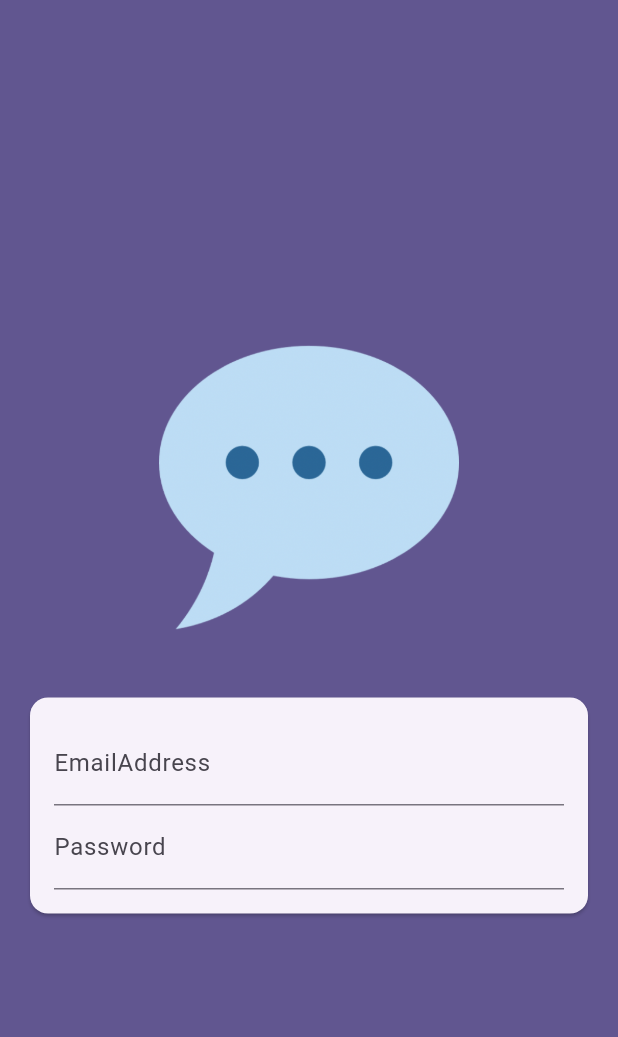
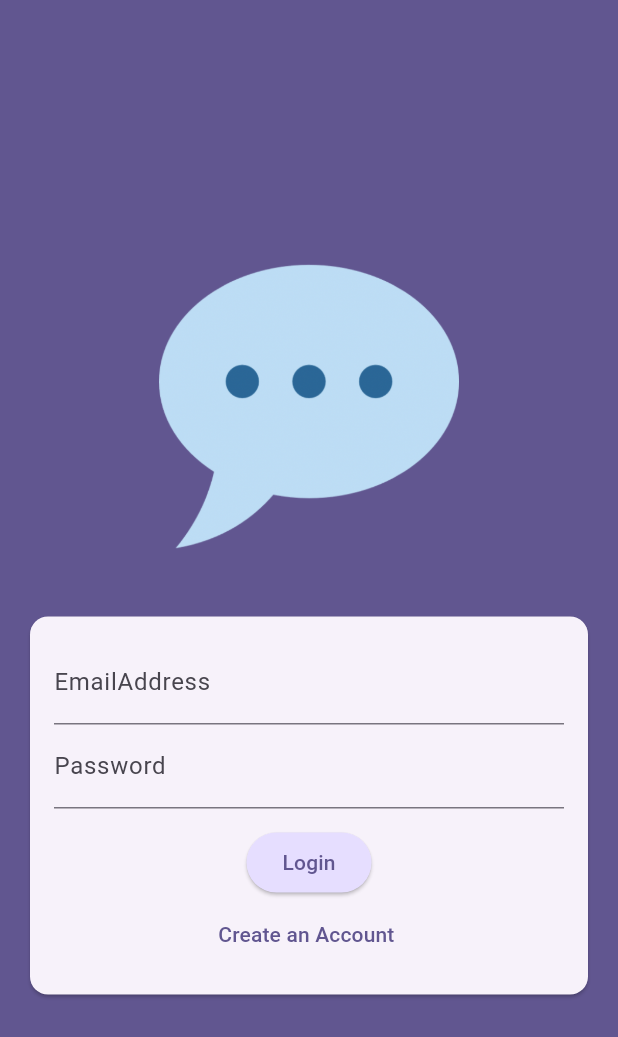
Before and after one commit to karkau123/CHAT_APP, a Flutter app: the screen it shows after launch, on a phone screen of 412 x 824 dp. Shown: the top 1037 px of the screen. Run offline on Flutter 3.47's test engine with Material 3 defaults, Android fonts, the phone set to English and light mode, and no system bars.

Commit message:
buttons added for form validtion

```diff
--- a/lib/main.dart
+++ b/lib/main.dart
@@ -11,6 +11,7 @@ class App extends StatelessWidget {
   @override
   Widget build(BuildContext context) {
     return MaterialApp(
+      debugShowCheckedModeBanner: false,
       title: 'FlutterChat',
       theme: ThemeData().copyWith(
         useMaterial3: true,
--- a/lib/screens/auth.dart
+++ b/lib/screens/auth.dart
@@ -1,4 +1,3 @@
-
 import 'package:flutter/material.dart';
 
 class AuthScreen extends StatefulWidget {
@@ -9,29 +8,29 @@ class AuthScreen extends StatefulWidget {
 }
 
 class _AuthScreenState extends State<AuthScreen> {
+  var _isLogin = true;
+
   @override
   Widget build(BuildContext context) {
     return Scaffold(
       backgroundColor: Theme.of(context).colorScheme.primary,
-       body:   Center(
+      body: Center(
           child: SingleChildScrollView(
         child: Column(
           mainAxisAlignment: MainAxisAlignment.center,
           children: [
             Container(
-                    margin:const  EdgeInsets.only(
+              margin: const EdgeInsets.only(
                 top: 30,
                 bottom: 20,
                 left: 20,
                 right: 20,
-                    ) ,
+              ),
               width: 200,
-                    child:  Image.asset('assets/images/chat.png'),
-
+              child: Image.asset('assets/images/chat.png'),
             ),
             Card(
-
-                        margin: const  EdgeInsets.all(20),
+              margin: const EdgeInsets.all(20),
               child: SingleChildScrollView(
                 child: Padding(
                   padding: EdgeInsets.all(16),
@@ -40,32 +39,51 @@ class _AuthScreenState extends State<AuthScreen> {
                       mainAxisSize: MainAxisSize.min,
                       children: [
                         TextFormField(
-                                      decoration:const  InputDecoration(
+                          decoration: const InputDecoration(
                             labelText: 'EmailAddress',
                           ),
-                                      keyboardType:TextInputType.emailAddress ,
+                          keyboardType: TextInputType.emailAddress,
                           autocorrect: false,
                           textCapitalization: TextCapitalization.none,
                         ),
                         TextFormField(
-                                      decoration:const  InputDecoration(
+                          decoration: const InputDecoration(
                             labelText: 'Password',
                           ),
                           obscureText: true,
+                        ),
+                        const SizedBox(
+                          height: 12,
+                        ),
+                        ElevatedButton(
+                          style: ElevatedButton.styleFrom(
+                            backgroundColor:  Theme.of(context).colorScheme.primaryContainer,
+                          ),
+                            onPressed: () {
+                              setState(() {
+                                _isLogin = !_isLogin;
+                              });
+                            },
+                            child: Text(_isLogin ? 'Login' : 'Sign up')),
+                        TextButton(
+                          onPressed: () {
+                            setState(() {
+                              _isLogin = !_isLogin;
+                            });
+                          },
+                          child: Text(_isLogin
+                              ? 'Create an Account '
+                              : 'I already have an Account'),
                         )
                       ],
                     ),
                   ),
                 ),
-
-
               ),
             )
           ],
         ),
-          )
-
-       ),
+      )),
     );
   }
 }
```
Lines whose indentation alone changed are shown as unchanged.
